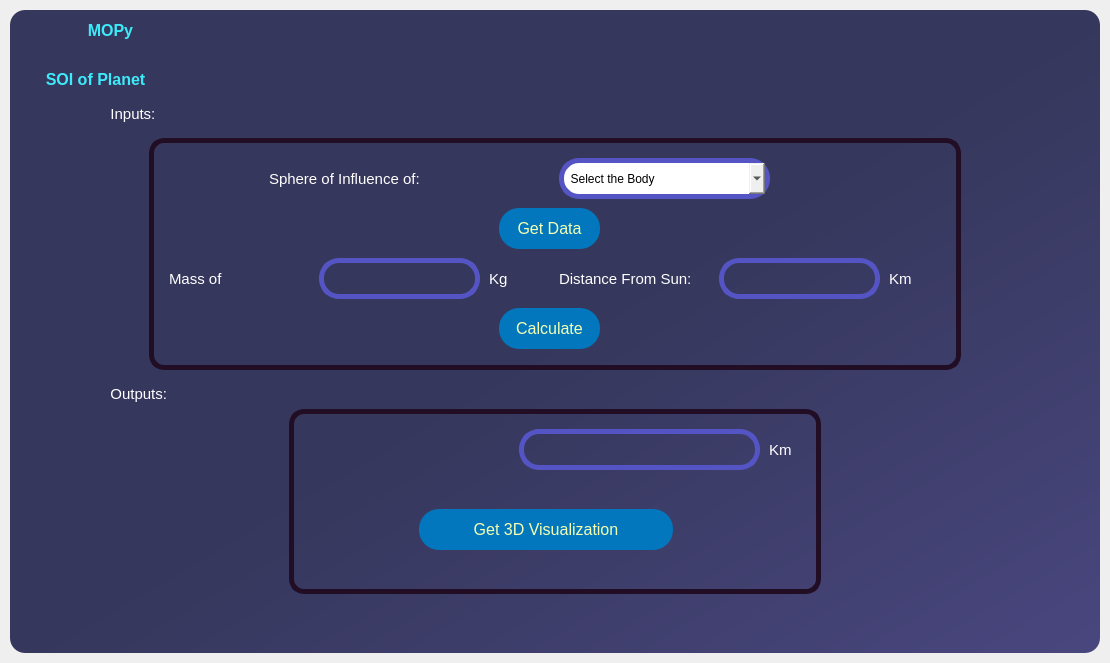
First picture: the form in UI_Functions/Home_Page.ui, repository Mechanics-of-Orbit/MOPy, before the edit.
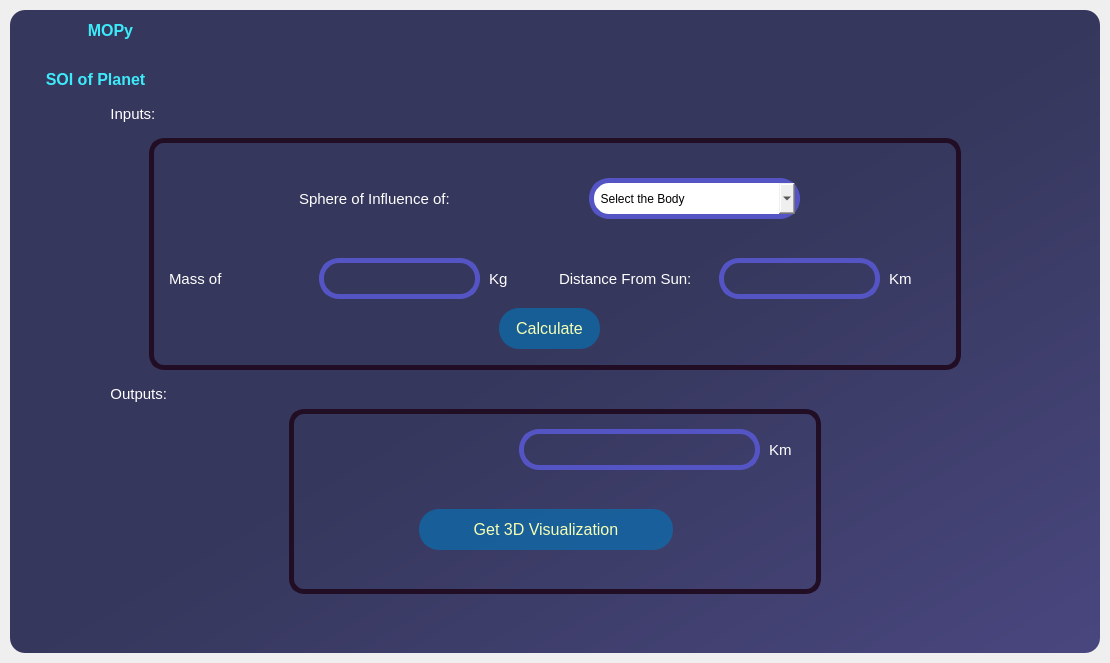
Second picture: the form after the edit. The open tabs and pages were chosen to show the change. Icons and pictures are not drawn.

Diff of the .ui file:
```diff
--- a/UI_Functions/Home_Page.ui
+++ b/UI_Functions/Home_Page.ui
@@ -2171,8 +2171,8 @@
                       <widget class="QLabel" name="label_8">
                        <property name="geometry">
                         <rect>
-                         <x>120</x>
-                         <y>30</y>
+                         <x>150</x>
+                         <y>50</y>
                          <width>171</width>
                          <height>21</height>
                         </rect>
@@ -2218,8 +2218,8 @@
                       <widget class="QComboBox" name="SOI_planet_name">
                        <property name="geometry">
                         <rect>
-                         <x>410</x>
-                         <y>20</y>
+                         <x>440</x>
+                         <y>40</y>
                          <width>211</width>
                          <height>41</height>
                         </rect>
@@ -2357,36 +2357,6 @@
                         <string>Km</string>
                        </property>
                       </widget>
-                      <widget class="QPushButton" name="get_mass">
-                       <property name="geometry">
-                        <rect>
-                         <x>350</x>
-                         <y>70</y>
-                         <width>101</width>
-                         <height>41</height>
-                        </rect>
-                       </property>
-                       <property name="font">
-                        <font>
-                         <pointsize>12</pointsize>
-                        </font>
-                       </property>
-                       <property name="styleSheet">
-                        <string notr="true">QPushButton{
-	background-color:rgb(2, 119, 189);
-	color:rgb(245, 255, 179);
-	border-radius: 20px
-}
-
-QPushButton:hover{
-	
-	background-color: rgb(255, 170, 0);
-}</string>
-                       </property>
-                       <property name="text">
-                        <string>Get Data</string>
-                       </property>
-                      </widget>
                       <widget class="QLabel" name="soi_mass">
                        <property name="geometry">
                         <rect>
@@ -2471,7 +2441,7 @@
                        </property>
                        <property name="styleSheet">
                         <string notr="true">QPushButton{
-	background-color:rgb(2, 119, 189);
+	background-color:rgb(2, 119, 189,60%);
 	color:rgb(245, 255, 179);
 	border-radius: 20px
 }
@@ -2603,7 +2573,7 @@
                        </property>
                        <property name="styleSheet">
                         <string notr="true">QPushButton{
-	background-color:rgb(2, 119, 189);
+	background-color:rgb(2, 119, 189,60%);
 	color:rgb(245, 255, 179);
 	border-radius: 20px
 }
```
Left out of the diff: 73 changed lines with no effect on the pictures.
